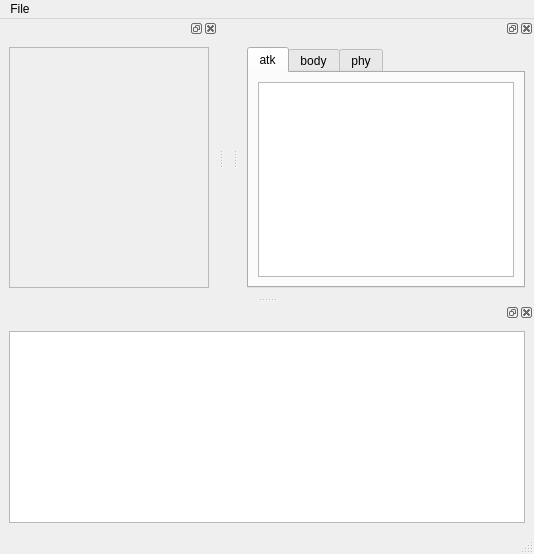
Before: the Qt Designer form src/mainwindow.ui in qwertylevel3/ActorCreator, drawn with Qt 5.
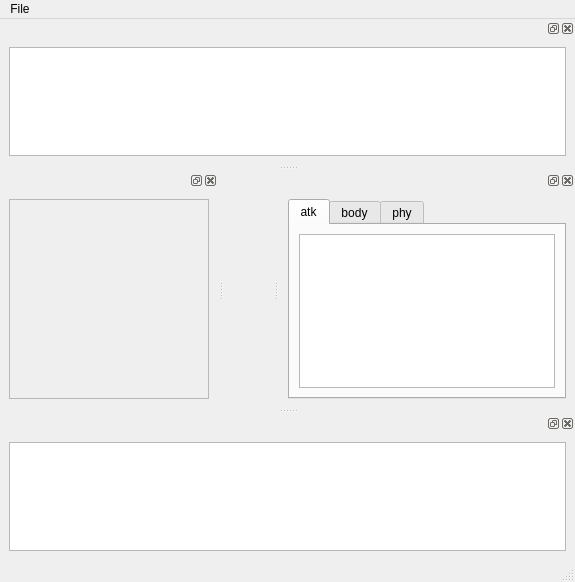
After: the same form once the commit is applied.

Commit message: add : view model

What changed in the file:
```diff
--- a/src/mainwindow.ui
+++ b/src/mainwindow.ui
@@ -6,8 +6,8 @@
    <rect>
     <x>0</x>
     <y>0</y>
-    <width>534</width>
-    <height>554</height>
+    <width>575</width>
+    <height>582</height>
    </rect>
   </property>
   <property name="windowTitle">
@@ -19,7 +19,7 @@
     <rect>
      <x>0</x>
      <y>0</y>
-     <width>534</width>
+     <width>575</width>
      <height>23</height>
     </rect>
    </property>
@@ -121,7 +121,7 @@
           <x>0</x>
           <y>0</y>
           <width>198</width>
-          <height>234</height>
+          <height>198</height>
          </rect>
         </property>
        </widget>
@@ -130,6 +130,22 @@
     </layout>
    </widget>
   </widget>
+  <widget class="QDockWidget" name="dockWidget_4">
+   <attribute name="dockWidgetArea">
+    <number>4</number>
+   </attribute>
+   <widget class="QWidget" name="dockWidgetContents_4">
+    <layout class="QHBoxLayout" name="horizontalLayout_6">
+     <item>
+      <widget class="QListView" name="animationView">
+       <property name="flow">
+        <enum>QListView::LeftToRight</enum>
+       </property>
+      </widget>
+     </item>
+    </layout>
+   </widget>
+  </widget>
   <action name="actionNew">
    <property name="text">
     <string>new</string>
```
The commit also changes 2 other files.
